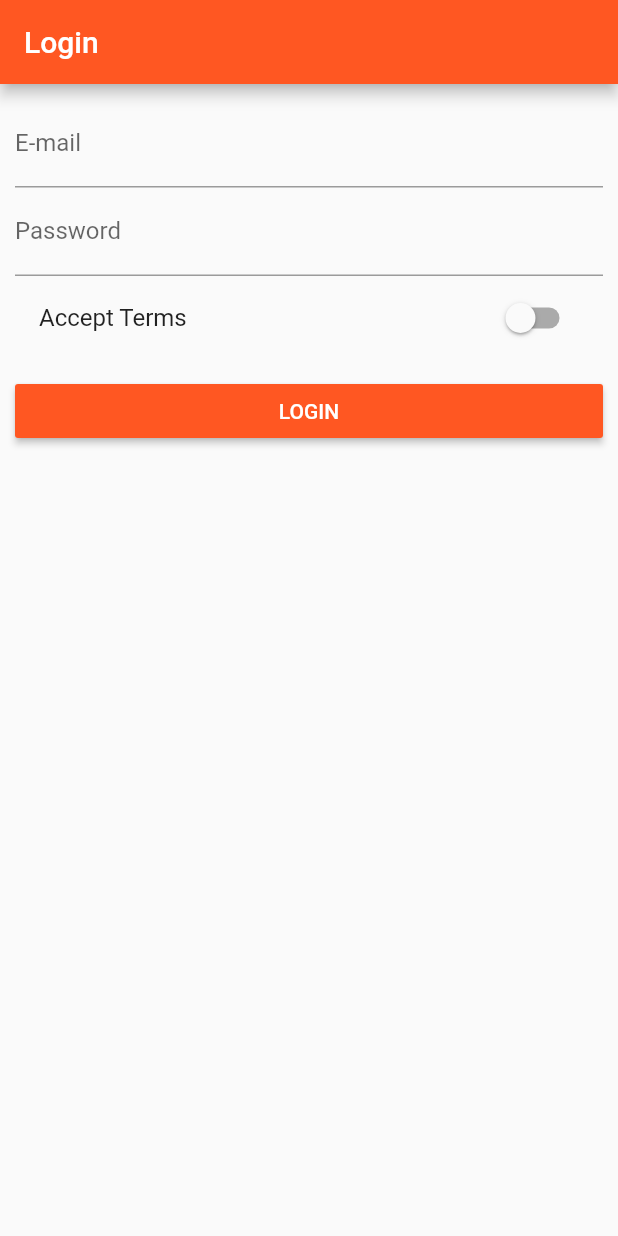
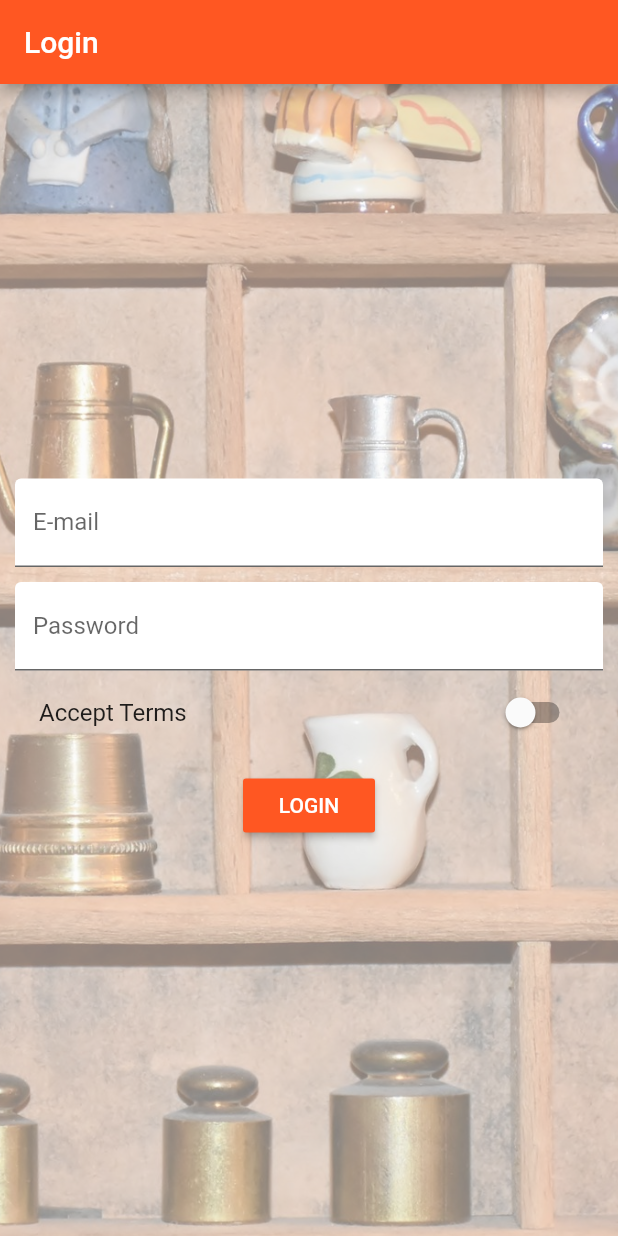
Before and after one commit to tbrams/flutter_app_2, a Flutter app: the screen it shows after launch, on a phone screen of 412 x 824 dp. Run offline on Flutter 3.47's test engine with Material 2 defaults, Android fonts, the phone set to English and light mode, and no system bars.

Commit message:
Experimented with styling on the auth page

```diff
--- a/lib/pages/auth.dart
+++ b/lib/pages/auth.dart
@@ -21,18 +21,38 @@ class _AuthPageState extends State<AuthPage> {
         title: Text('Login'),
       ),
       body: Container(
-            margin: EdgeInsets.all(10.0),
-            child: ListView(children: <Widget>[
+        decoration: BoxDecoration(
+          image: DecorationImage(
+            image: AssetImage('assets/background.jpg'),
+            fit: BoxFit.cover,
+            colorFilter: ColorFilter.mode(
+                Colors.black.withOpacity(.5), BlendMode.dstATop),
+          ),
+        ),
+        padding: EdgeInsets.all(10.0),
+        child: Center(
+          child: SingleChildScrollView(
+            child: Column(
+              children: <Widget>[
                 TextField(
-                  decoration: InputDecoration(labelText: 'E-mail'),
+                    decoration: InputDecoration(
+                        labelText: 'E-mail',
+                        filled: true,
+                        fillColor: Colors.white),
                     keyboardType: TextInputType.emailAddress,
                     onChanged: (String value) {
                       setState(() {
                         _emailValue = value;
                       });
                     }),
+                SizedBox(
+                  height: 10.0,
+                ),
                 TextField(
-                  decoration: InputDecoration(labelText: 'Password'),
+                    decoration: InputDecoration(
+                        labelText: 'Password',
+                        filled: true,
+                        fillColor: Colors.white),
                     obscureText: true,
                     onChanged: (String value) {
                       setState(() {
@@ -43,7 +63,7 @@ class _AuthPageState extends State<AuthPage> {
                     value: _acceptTerms,
                     onChanged: (bool value) {
                       setState(() {
-                      _acceptTerms=value;
+                        _acceptTerms = value;
                       });
                     },
                     title: Text('Accept Terms')),
@@ -56,8 +76,12 @@ class _AuthPageState extends State<AuthPage> {
                       print(_emailValue);
                       print(_passwordValue);
                       Navigator.pushReplacementNamed(context, '/products');
-                },
-              )
-            ])));
+                    }),
+              ],
+            ),
+          ),
+        ),
+      ),
+    );
   }
 }
--- a/pubspec.yaml
+++ b/pubspec.yaml
@@ -28,6 +28,7 @@ flutter:
   # To add assets to your application, add an assets section, like this:
   assets:
     - assets/food.jpg
+    - assets/background.jpg
   #  - images/a_dot_ham.jpeg
 
   # An image asset can refer to one or more resolution-specific "variants", see
```
Also changed, not shown: assets/background.jpg (added). Lines whose indentation alone changed are shown as unchanged.
